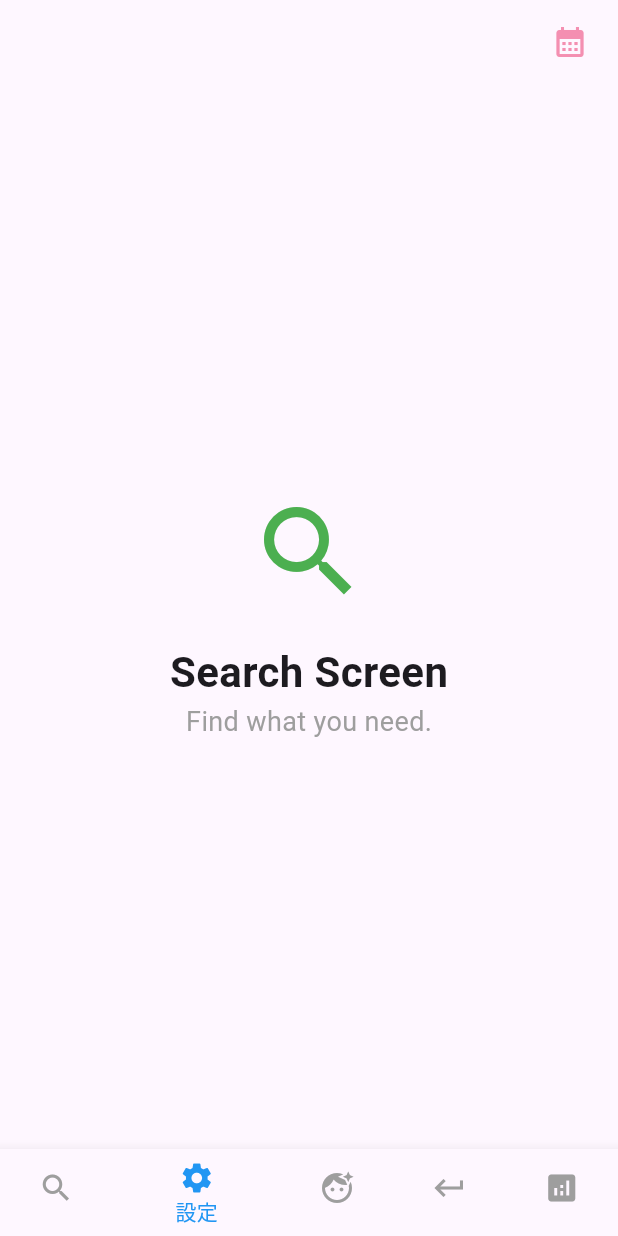
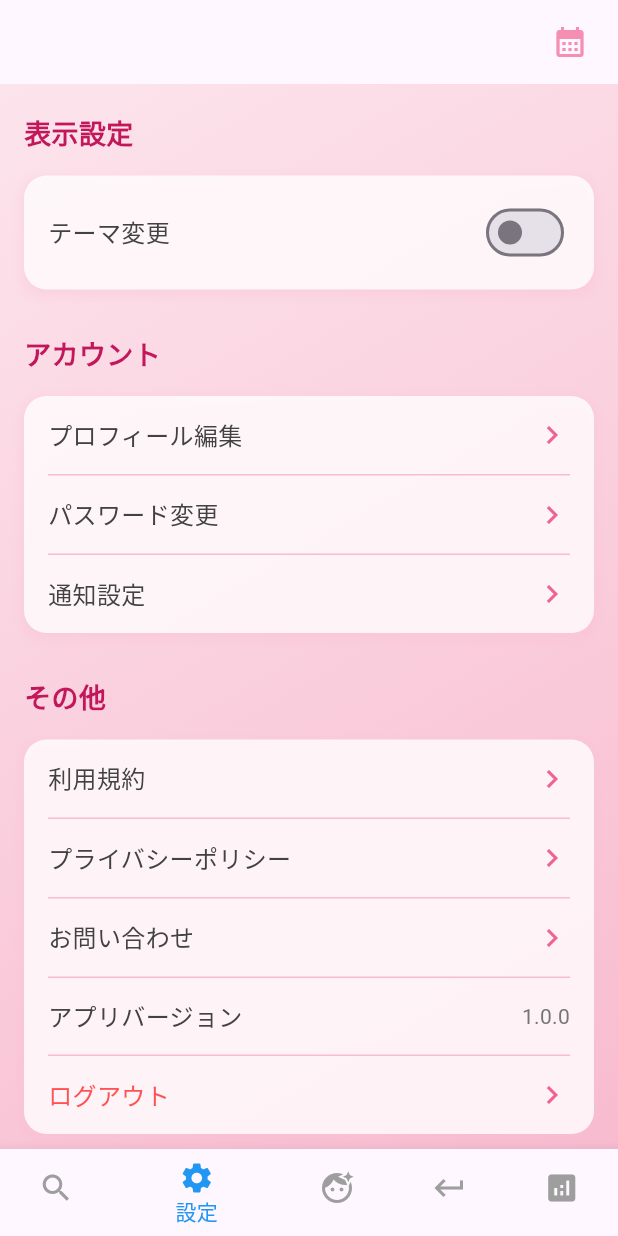
Before and after one commit to yukinkomob/Gakush, a Flutter app: the screen it shows after launch, swiped to page 2, on a phone screen of 412 x 824 dp. Run offline on Flutter 3.47's test engine with Material 3 defaults, Android fonts, the phone set to English and light mode, and no system bars; our stand-ins replace fl_chart.

Commit message:
設定画面を追加

```diff
--- /dev/null
+++ b/devtools_options.yaml
@@ -0,0 +1,3 @@
+description: This file stores settings for Dart & Flutter DevTools.
+documentation: https://docs.flutter.dev/tools/devtools/extensions#configure-extension-enablement-states
+extensions:
--- a/lib/main.dart
+++ b/lib/main.dart
@@ -1,9 +1,11 @@
 import 'package:flutter/material.dart';
 import 'package:fl_chart/fl_chart.dart';
+import 'package:flutter_application_1/screens/settings_screen.dart';
 import './screens/chat_screen.dart';
 import './screens/student_home_screen.dart';
 import './screens/profile_screen.dart';
 import './screens/calendar_screen.dart';
+import './screens/settings_screen.dart';
 
 void main() {
   runApp(const MyApp());
@@ -89,10 +91,10 @@ class _MainScreenState extends State<MainScreen> {
             _currentIndex = index;
           });
         },
-        children: const <Widget>[
+        children: <Widget>[
           // 各タブに対応する画面
           SearchScreen(),
-          SearchScreen(),
+          SettingsScreen(),
           ProfileScreen(),
           AccountScreen(),
           ChatScreen()
--- /dev/null
+++ b/lib/screens/settings_screen.dart
@@ -0,0 +1,290 @@
+import 'package:flutter/material.dart';
+
+class SettingsScreen extends StatefulWidget {
+  @override
+  _SimpleSettingsScreenState createState() => _SimpleSettingsScreenState();
+}
+
+class _SimpleSettingsScreenState extends State<SettingsScreen> {
+  // 設定項目の状態を管理する変数
+  bool _isDarkMode = false;
+  String _selectedAvatar = 'avatar_default';
+  String _selectedBackground = 'background_pink_gradient';
+  String _selectedFont = 'JibundamFont';
+
+  // アバターの選択肢（プレースホルダー）
+  final List<Map<String, String>> _avatars = [
+    {'name': 'デフォルト', 'image': 'assets/avatar_default.png'},
+    {'name': 'カジュアル', 'image': 'assets/avatar_casual.png'},
+    {'name': 'フェミニン', 'image': 'assets/avatar_feminine.png'},
+  ];
+
+  // 背景画像の選択肢（プレースホルダー）
+  final List<Map<String, String>> _backgrounds = [
+    {'name': 'ピンクグラデ', 'image': 'assets/background_pink_gradient.png'},
+    {'name': '水玉模様', 'image': 'assets/background_polkadot.png'},
+    {'name': '雲柄', 'image': 'assets/background_clouds.png'},
+  ];
+
+  // フォントの選択肢（プレースホルダー）
+  final List<String> _fonts = ['JibundamFont', 'NotoSansJP', 'HiraMaruProN'];
+
+  @override
+  Widget build(BuildContext context) {
+    return Scaffold(
+      body: Container(
+        decoration: BoxDecoration(
+          gradient: LinearGradient(
+            colors: [Colors.pink.shade50, Colors.pink.shade100], // 淡いピンクのグラデーション
+            begin: Alignment.topLeft,
+            end: Alignment.bottomRight,
+          ),
+        ),
+        child: ListView(
+          padding: const EdgeInsets.symmetric(horizontal: 16.0, vertical: 20.0),
+          children: <Widget>[
+            _buildSettingSection(
+              title: '表示設定',
+              children: [
+                _buildSimpleSettingTile(
+                  title: 'テーマ変更',
+                  trailing: Switch(
+                    value: _isDarkMode,
+                    onChanged: (bool value) {
+                      setState(() {
+                        _isDarkMode = value;
+                        // テーマ切り替えロジック
+                      });
+                    },
+                    activeColor: Colors.pinkAccent,
+                  ),
+                ),
+                // _buildSimpleSettingTile(
+                //   title: 'アバター着せ替え',
+                //   trailing: DropdownButton<String>(
+                //     value: _selectedAvatar,
+                //     icon: const Icon(Icons.arrow_drop_down, color: Colors.pink),
+                //     underline: Container(),
+                //     onChanged: (String? newValue) {
+                //       setState(() {
+                //         _selectedAvatar = newValue!;
+                //         // アバター変更ロジック
+                //       });
+                //     },
+                //     items: _avatars.map<DropdownMenuItem<String>>((avatar) {
+                //       return DropdownMenuItem<String>(
+                //         value: avatar['image'],
+                //         child: Row(
+                //           children: [
+                //             CircleAvatar(
+                //               backgroundImage: AssetImage(avatar['image']!),
+                //               radius: 15,
+                //             ),
+                //             SizedBox(width: 8),
+                //             Text(avatar['name']!),
+                //           ],
+                //         ),
+                //       );
+                //     }).toList(),
+                //   ),
+                // ),
+                // _buildSimpleSettingTile(
+                //   title: '背景画像',
+                //   trailing: DropdownButton<String>(
+                //     value: _selectedBackground,
+                //     icon: const Icon(Icons.arrow_drop_down, color: Colors.pink),
+                //     underline: Container(),
+                //     onChanged: (String? newValue) {
+                //       setState(() {
+                //         _selectedBackground = newValue!;
+                //         // 背景画像変更ロジック
+                //       });
+                //     },
+                //     items: _backgrounds.map<DropdownMenuItem<String>>((bg) {
+                //       return DropdownMenuItem<String>(
+                //         value: bg['image'],
+                //         child: Text(bg['name']!),
+                //       );
+                //     }).toList(),
+                //   ),
+                // ),
+                // _buildSimpleSettingTile(
+                //   title: 'フォント',
+                //   trailing: DropdownButton<String>(
+                //     value: _selectedFont,
+                //     icon: const Icon(Icons.arrow_drop_down, color: Colors.pink),
+                //     underline: Container(),
+                //     onChanged: (String? newValue) {
+                //       setState(() {
+                //         _selectedFont = newValue!;
+                //         // フォント変更ロジック
+                //       });
+                //     },
+                //     items: _fonts.map<DropdownMenuItem<String>>((font) {
+                //       return DropdownMenuItem<String>(
+                //         value: font,
+                //         child: Text(font),
+                //       );
+                //     }).toList(),
+                //   ),
+                // ),
+              ],
+            ),
+            SizedBox(height: 30), // セクション間のスペースを広げる
+            _buildSettingSection(
+              title: 'アカウント',
+              children: [
+                _buildSimpleSettingTile(
+                  title: 'プロフィール編集',
+                  onTap: () => print('プロフィール編集へ'),
+                ),
+                _buildSimpleSettingTile(
+                  title: 'パスワード変更',
+                  onTap: () => print('パスワード変更へ'),
+                ),
+                _buildSimpleSettingTile(
+                  title: '通知設定',
+                  onTap: () => print('通知設定へ'),
+                ),
+              ],
+            ),
+            SizedBox(height: 30),
+            _buildSettingSection(
+              title: 'その他',
+              children: [
+                _buildSimpleSettingTile(
+                  title: '利用規約',
+                  onTap: () => print('利用規約表示'),
+                ),
+                _buildSimpleSettingTile(
+                  title: 'プライバシーポリシー',
+                  onTap: () => print('プライバシーポリシー表示'),
+                ),
+                _buildSimpleSettingTile(
+                  title: 'お問い合わせ',
+                  onTap: () => print('お問い合わせへ'),
+                ),
+                _buildSimpleSettingTile(
+                  title: 'アプリバージョン',
+                  trailing: Text('1.0.0', style: TextStyle(color: Colors.grey.shade600)),
+                  onTap: null, // タップ不可
+                ),
+                _buildSimpleSettingTile(
+                  title: 'ログアウト',
+                  textColor: Colors.redAccent,
+                  onTap: () => _showLogoutConfirmationDialog(context),
+                ),
+              ],
+            ),
+          ],
+        ),
+      ),
+    );
+  }
+
+  // シンプルな設定項目ウィジェット
+  Widget _buildSimpleSettingTile({
+    required String title,
+    Widget? trailing,
+    VoidCallback? onTap,
+    Color? textColor,
+  }) {
+    return InkWell(
+      onTap: onTap,
+      child: Padding(
+        padding: const EdgeInsets.symmetric(vertical: 14.0),
+        child: Row(
+          mainAxisAlignment: MainAxisAlignment.spaceBetween,
+          children: [
+            Text(
+              title,
+              style: TextStyle(
+                fontSize: 16,
+                color: textColor ?? Colors.grey.shade800,
+              ),
+            ),
+            trailing ?? Icon(Icons.chevron_right, color: Colors.pink.shade300),
+          ],
+        ),
+      ),
+    );
+  }
+
+  // 設定セクションのグループ化
+  Widget _buildSettingSection({
+    required String title,
+    required List<Widget> children,
+  }) {
+    return Column(
+      crossAxisAlignment: CrossAxisAlignment.start,
+      children: [
+        Padding(
+          padding: const EdgeInsets.only(bottom: 15.0),
+          child: Text(
+            title,
+            style: TextStyle(
+              fontSize: 18,
+              fontWeight: FontWeight.bold,
+              color: Colors.pink.shade700,
+            ),
+          ),
+        ),
+        Container(
+          padding: EdgeInsets.symmetric(horizontal: 16.0),
+          decoration: BoxDecoration(
+            color: Colors.white.withOpacity(0.8), // 半透明の白で柔らかさを出す
+            borderRadius: BorderRadius.circular(15), // 角丸
+            boxShadow: [
+              BoxShadow(
+                color: Colors.pink.shade100.withOpacity(0.3),
+                spreadRadius: 2,
+                blurRadius: 5,
+                offset: Offset(0, 3),
+              ),
+            ],
+          ),
+          child: Column(
+            children: List.generate(children.length, (index) {
+              return Column(
+                children: [
+                  children[index],
+                  if (index < children.length - 1)
+                    Divider(height: 1, color: Colors.pink.shade100), // 区切り線
+                ],
+              );
+            }),
+          ),
+        ),
+      ],
+    );
+  }
+
+  // ログアウト確認ダイアログ
+  Future<void> _showLogoutConfirmationDialog(BuildContext context) async {
+    return showDialog<void>(
+      context: context,
+      barrierDismissible: false,
+      builder: (BuildContext dialogContext) {
+        return AlertDialog(
+          title: Text('ログアウト', style: TextStyle(color: Colors.pink.shade700)),
+          content: Text('本当にログアウトしますか？'),
+          actions: <Widget>[
+            TextButton(
+              child: Text('キャンセル', style: TextStyle(color: Colors.grey.shade600)),
+              onPressed: () {
+                Navigator.of(dialogContext).pop();
+              },
+            ),
+            TextButton(
+              child: Text('ログアウト', style: TextStyle(color: Colors.red)),
+              onPressed: () {
+                print('ログアウト実行！');
+                Navigator.of(dialogContext).pop();
+              },
+            ),
+          ],
+        );
+      },
+    );
+  }
+}
```
Also changed, not shown: 6 other files.
